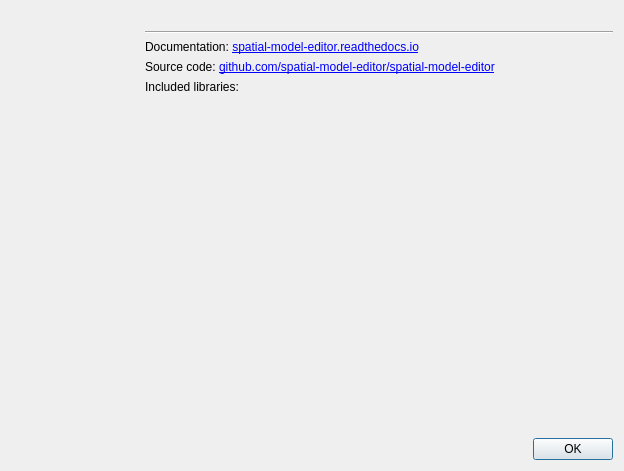
Above: src/gui/dialogs/dialogabout.ui from spatial-model-editor/spatial-model-editor before the change. Below: the same form after it.
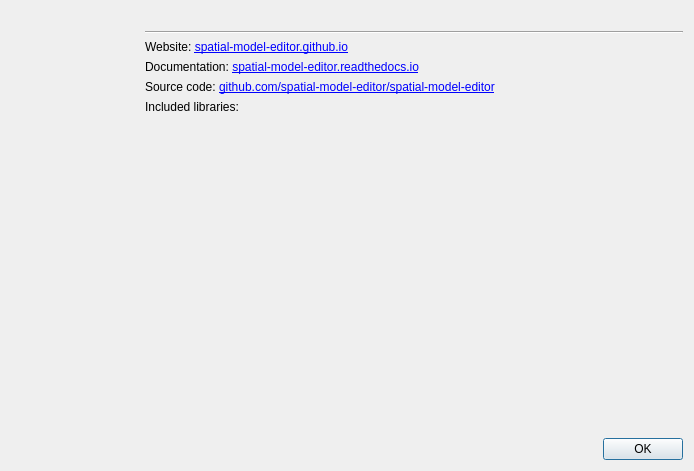
That is the form after the change.

Commit message: add link to website in about dialog box

The edit to the form file:
```diff
--- a/src/gui/dialogs/dialogabout.ui
+++ b/src/gui/dialogs/dialogabout.ui
@@ -6,7 +6,7 @@
    <rect>
     <x>0</x>
     <y>0</y>
-    <width>624</width>
+    <width>694</width>
     <height>471</height>
    </rect>
   </property>
@@ -28,7 +28,39 @@
    </property>
    <item>
     <layout class="QGridLayout" name="gridLayout">
-     <item row="4" column="1" rowspan="2">
+     <item row="4" column="1">
+      <widget class="QLabel" name="lblSourceCode">
+       <property name="sizePolicy">
+        <sizepolicy hsizetype="Preferred" vsizetype="Fixed">
+         <horstretch>0</horstretch>
+         <verstretch>0</verstretch>
+        </sizepolicy>
+       </property>
+       <property name="text">
+        <string>&lt;p&gt;Source code: &lt;a href=&quot;https://github.com/spatial-model-editor/spatial-model-editor&quot;&gt;github.com/spatial-model-editor/spatial-model-editor&lt;/a&gt;&lt;/p&gt;</string>
+       </property>
+       <property name="openExternalLinks">
+        <bool>true</bool>
+       </property>
+       <property name="textInteractionFlags">
+        <set>Qt::LinksAccessibleByKeyboard|Qt::LinksAccessibleByMouse</set>
+       </property>
+      </widget>
+     </item>
+     <item row="7" column="1">
+      <spacer name="verticalSpacer">
+       <property name="orientation">
+        <enum>Qt::Vertical</enum>
+       </property>
+       <property name="sizeHint" stdset="0">
+        <size>
+         <width>20</width>
+         <height>40</height>
+        </size>
+       </property>
+      </spacer>
+     </item>
+     <item row="5" column="1" rowspan="2">
       <widget class="QLabel" name="lblLibraries">
        <property name="sizePolicy">
         <sizepolicy hsizetype="Preferred" vsizetype="Expanding">
@@ -57,7 +89,26 @@
        </property>
       </widget>
      </item>
-     <item row="2" column="1">
+     <item row="0" column="0" rowspan="8">
+      <widget class="QLabel" name="lblLogo">
+       <property name="sizePolicy">
+        <sizepolicy hsizetype="Fixed" vsizetype="Expanding">
+         <horstretch>0</horstretch>
+         <verstretch>0</verstretch>
+        </sizepolicy>
+       </property>
+       <property name="minimumSize">
+        <size>
+         <width>128</width>
+         <height>128</height>
+        </size>
+       </property>
+       <property name="alignment">
+        <set>Qt::AlignHCenter|Qt::AlignTop</set>
+       </property>
+      </widget>
+     </item>
+     <item row="3" column="1">
       <widget class="QLabel" name="lblDocumentation">
        <property name="sizePolicy">
         <sizepolicy hsizetype="Preferred" vsizetype="Fixed">
@@ -76,25 +127,6 @@
        </property>
       </widget>
      </item>
-     <item row="3" column="1">
-      <widget class="QLabel" name="lblSourceCode">
-       <property name="sizePolicy">
-        <sizepolicy hsizetype="Preferred" vsizetype="Fixed">
-         <horstretch>0</horstretch>
-         <verstretch>0</verstretch>
-        </sizepolicy>
-       </property>
-       <property name="text">
-        <string>&lt;p&gt;Source code: &lt;a href=&quot;https://github.com/spatial-model-editor/spatial-model-editor&quot;&gt;github.com/spatial-model-editor/spatial-model-editor&lt;/a&gt;&lt;/p&gt;</string>
-       </property>
-       <property name="openExternalLinks">
-        <bool>true</bool>
-       </property>
-       <property name="textInteractionFlags">
-        <set>Qt::LinksAccessibleByKeyboard|Qt::LinksAccessibleByMouse</set>
-       </property>
-      </widget>
-     </item>
      <item row="0" column="1">
       <widget class="QLabel" name="lblAbout">
        <property name="sizePolicy">
@@ -120,35 +152,22 @@
        </property>
       </widget>
      </item>
-     <item row="6" column="1">
-      <spacer name="verticalSpacer">
-       <property name="orientation">
-        <enum>Qt::Vertical</enum>
-       </property>
-       <property name="sizeHint" stdset="0">
-        <size>
-         <width>20</width>
-         <height>40</height>
-        </size>
-       </property>
-      </spacer>
-     </item>
-     <item row="0" column="0" rowspan="7">
-      <widget class="QLabel" name="lblLogo">
+     <item row="2" column="1">
+      <widget class="QLabel" name="lblWebsite">
        <property name="sizePolicy">
-        <sizepolicy hsizetype="Fixed" vsizetype="Expanding">
+        <sizepolicy hsizetype="Preferred" vsizetype="Fixed">
          <horstretch>0</horstretch>
          <verstretch>0</verstretch>
         </sizepolicy>
        </property>
-       <property name="minimumSize">
-        <size>
-         <width>128</width>
-         <height>128</height>
-        </size>
+       <property name="text">
+        <string>&lt;p&gt;Website: &lt;a href=&quot;https://spatial-model-editor.github.io&quot;&gt;spatial-model-editor.github.io&lt;/a&gt;&lt;/p&gt;</string>
        </property>
-       <property name="alignment">
-        <set>Qt::AlignHCenter|Qt::AlignTop</set>
+       <property name="openExternalLinks">
+        <bool>true</bool>
+       </property>
+       <property name="textInteractionFlags">
+        <set>Qt::LinksAccessibleByKeyboard|Qt::LinksAccessibleByMouse</set>
        </property>
       </widget>
      </item>
```
